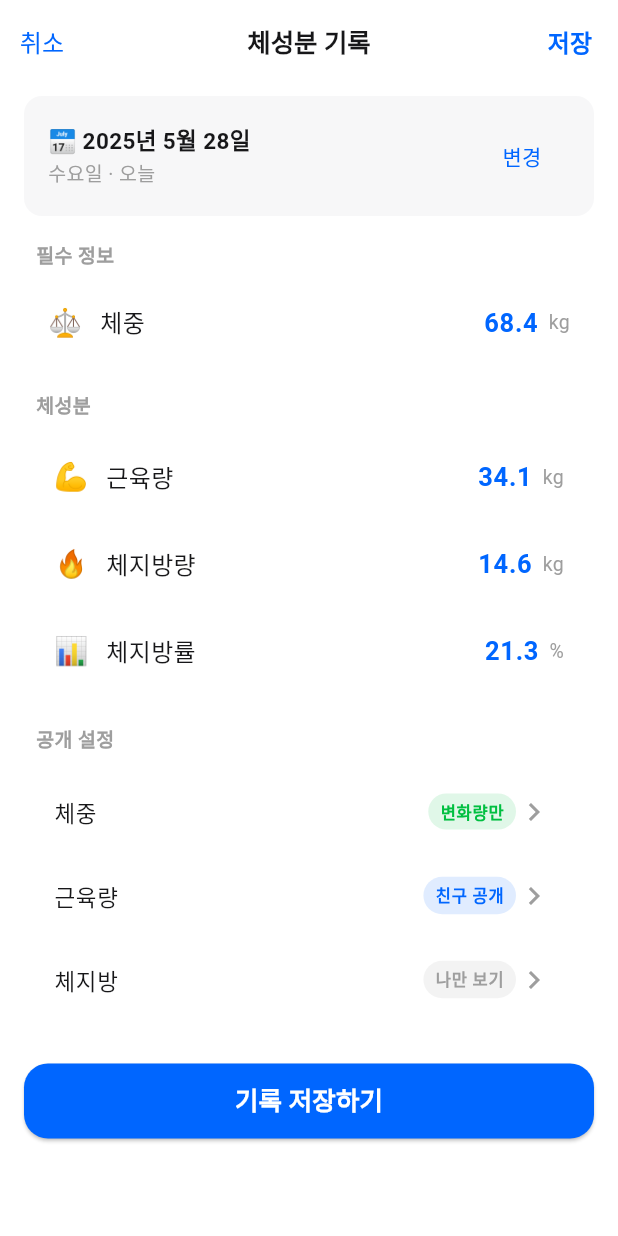
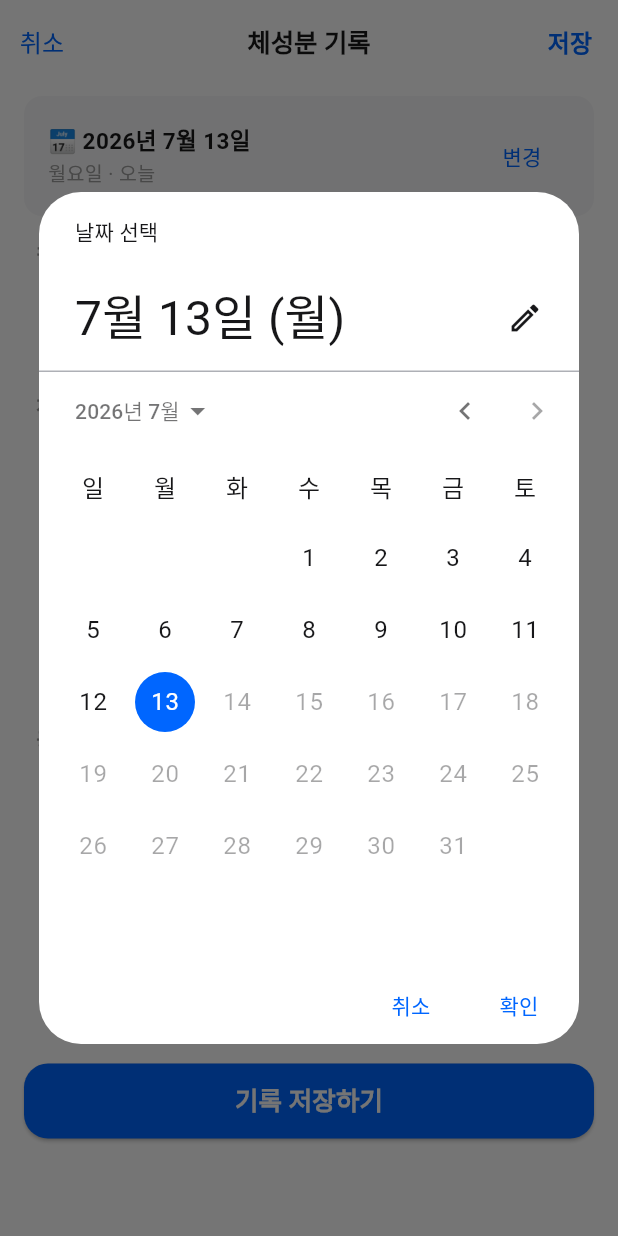
Before and after one commit to leeChaRam/FitMateFlutter, a Flutter app: the BodyCompositionInputScreen screen opened directly, after a tap on "변경", on a phone screen of 412 x 824 dp. Run offline on Flutter 3.47's test engine with Material 3 defaults, Android fonts, the phone set to English and light mode, and no system bars; our stand-ins replace dio, fl_chart; network calls fail.

Commit message:
날짜 달력 추가

```diff
--- a/lib/main.dart
+++ b/lib/main.dart
@@ -1,5 +1,6 @@
 import 'package:flutter/material.dart';
 import 'theme/FitMateTheme.dart';
+import 'package:flutter_localizations/flutter_localizations.dart';
 // 대쉬보드 화면 import
 import 'screens/dashboard.dart';
 
@@ -20,6 +21,16 @@ class FitMateApp extends StatelessWidget {
       themeMode: ThemeMode.system,
       home: const MainNavigationScreen(),
       debugShowCheckedModeBanner: false,
+      localizationsDelegates: const [
+        GlobalMaterialLocalizations.delegate,
+        GlobalWidgetsLocalizations.delegate,
+        GlobalCupertinoLocalizations.delegate,
+      ],
+      supportedLocales: const [
+        Locale('ko', 'KR'),
+        Locale('en', 'US'),
+      ],
+      locale: const Locale('ko', 'KR'),
     );
   }
 }
--- a/lib/screens/input_screen.dart
+++ b/lib/screens/input_screen.dart
@@ -2,8 +2,58 @@ import 'package:flutter/material.dart';
 import 'package:fitmate_flutter/theme/FitMateTheme.dart';
 import 'package:fitmate_flutter/screens/privacy_sheet.dart';
 
-class BodyCompositionInputScreen extends StatelessWidget {
+class BodyCompositionInputScreen extends StatefulWidget {
   const BodyCompositionInputScreen({super.key});
+
+  @override
+  State<BodyCompositionInputScreen> createState() => _BodyCompositionInputScreenState();
+}
+
+class _BodyCompositionInputScreenState extends State<BodyCompositionInputScreen> {
+  // 선택된 날짜 상태 (기본값: 오늘)
+  DateTime _selectedDate = DateTime.now();
+
+  static const List<String> _weekdays = ['월', '화', '수', '목', '금', '토', '일'];
+
+  String get _formattedDate {
+    return '📅 ${_selectedDate.year}년 ${_selectedDate.month}월 ${_selectedDate.day}일';
+  }
+
+  String get _formattedSubLabel {
+    final weekday = _weekdays[_selectedDate.weekday - 1];
+    final now = DateTime.now();
+    final isToday = _selectedDate.year == now.year &&
+        _selectedDate.month == now.month &&
+        _selectedDate.day == now.day;
+    return isToday ? '$weekday요일 · 오늘' : '$weekday요일';
+  }
+
+  Future<void> _pickDate() async {
+    final now = DateTime.now();
+    final picked = await showDatePicker(
+      context: context,
+      initialDate: _selectedDate,
+      firstDate: DateTime(now.year - 5), // 필요에 따라 조정 가능
+      lastDate: now, // 오늘 이후(미래) 날짜는 선택 불가
+      locale: const Locale('ko', 'KR'),
+      builder: (context, child) {
+        return Theme(
+          data: Theme.of(context).copyWith(
+            colorScheme: Theme.of(context).colorScheme.copyWith(
+                  primary: FitMateTheme.colorPrimary,
+                ),
+          ),
+          child: child!,
+        );
+      },
+    );
+
+    if (picked != null) {
+      setState(() {
+        _selectedDate = picked;
+      });
+    }
+  }
 
   @override
   Widget build(BuildContext context) {
@@ -21,7 +71,7 @@ class BodyCompositionInputScreen extends StatelessWidget {
         actions: [
           TextButton(
             onPressed: () {},
-            child: const Text('저장',style: TextStyle(color: FitMateTheme.colorPrimary, fontWeight: FontWeight.bold, fontSize: 16),)
+            child: const Text('저장', style: TextStyle(color: FitMateTheme.colorPrimary, fontWeight: FontWeight.bold, fontSize: 16),)
           )
         ],
       ),
@@ -41,11 +91,11 @@ class BodyCompositionInputScreen extends StatelessWidget {
                   Column(
                     crossAxisAlignment: CrossAxisAlignment.start,
                     children: [
-                      Text('📅 2025년 5월 28일', style: TextStyle(fontSize: 15, fontWeight: FontWeight.bold, color: cs.onSurface)),
-                      const Text('수요일 · 오늘', style: TextStyle(fontSize: 13, color: Colors.grey)),
+                      Text(_formattedDate, style: TextStyle(fontSize: 15, fontWeight: FontWeight.bold, color: cs.onSurface)),
+                      Text(_formattedSubLabel, style: const TextStyle(fontSize: 13, color: Colors.grey)),
                     ],
                   ),
-                  TextButton(onPressed: () {}, child: const Text('변경', style: TextStyle(color: FitMateTheme.colorPrimary),))
+                  TextButton(onPressed: _pickDate, child: const Text('변경', style: TextStyle(color: FitMateTheme.colorPrimary),))
                 ],
               ),
             ),
@@ -100,8 +150,7 @@ class BodyCompositionInputScreen extends StatelessWidget {
         ),
       )
     );
-
-}
+  }
 
   Widget _buildSectionTitle(String title){
     return Padding(
--- a/pubspec.yaml
+++ b/pubspec.yaml
@@ -29,6 +29,8 @@ environment:
 # versions available, run `flutter pub outdated`.
 dependencies:
   flutter:
+    sdk: flutter
+  flutter_localizations:
     sdk: flutter
 
   # The following adds the Cupertino Icons font to your application.
```
Also changed, not shown: pubspec.lock.
